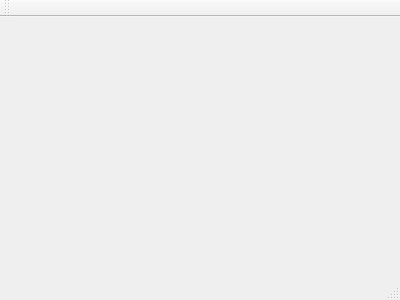
This is notepad.ui in Psycayer/Test as Qt 5 draws it before an edit. The edited form follows.
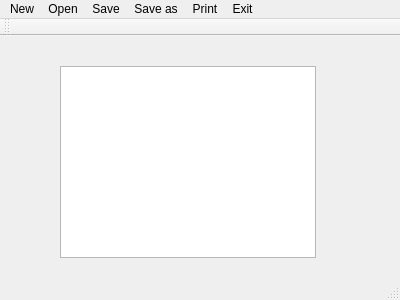
This is the edited form.

The edit to the form file:
```diff
--- a/notepad.ui
+++ b/notepad.ui
@@ -12,13 +12,80 @@
   <property name="windowTitle" >
    <string>Notepad</string>
   </property>
-  <widget class="QMenuBar" name="menuBar" />
-  <widget class="QToolBar" name="mainToolBar" />
-  <widget class="QWidget" name="centralWidget" />
-  <widget class="QStatusBar" name="statusBar" />
+  <widget class="QWidget" name="centralWidget">
+   <widget class="QTextEdit" name="textEdit">
+    <property name="geometry">
+     <rect>
+      <x>60</x>
+      <y>30</y>
+      <width>256</width>
+      <height>192</height>
+     </rect>
+    </property>
+   </widget>
+  </widget>
+  <widget class="QMenuBar" name="menuBar">
+   <property name="geometry">
+    <rect>
+     <x>0</x>
+     <y>0</y>
+     <width>400</width>
+     <height>20</height>
+    </rect>
+   </property>
+   <widget class="QMenu" name="menuNew">
+    <property name="title">
+     <string>New</string>
+    </property>
+   </widget>
+   <widget class="QMenu" name="menuOpen">
+    <property name="title">
+     <string>Open</string>
+    </property>
+   </widget>
+   <widget class="QMenu" name="menuSave">
+    <property name="title">
+     <string>Save</string>
+    </property>
+   </widget>
+   <widget class="QMenu" name="menuSave_as">
+    <property name="title">
+     <string>Save as</string>
+    </property>
+   </widget>
+   <widget class="QMenu" name="menuPrint">
+    <property name="title">
+     <string>Print</string>
+    </property>
+   </widget>
+   <widget class="QMenu" name="menuExit">
+    <property name="title">
+     <string>Exit</string>
+    </property>
+   </widget>
+   <addaction name="menuNew"/>
+   <addaction name="menuOpen"/>
+   <addaction name="menuSave"/>
+   <addaction name="menuSave_as"/>
+   <addaction name="menuPrint"/>
+   <addaction name="menuExit"/>
+  </widget>
+  <widget class="QToolBar" name="mainToolBar">
+   <attribute name="toolBarArea">
+    <enum>TopToolBarArea</enum>
+   </attribute>
+   <attribute name="toolBarBreak">
+    <bool>true</bool>
+   </attribute>
+  </widget>
+  <widget class="QStatusBar" name="statusBar"/>
+  <action name="actiondf">
+   <property name="text">
+    <string>df</string>
+   </property>
+  </action>
  </widget>
- <layoutDefault spacing="6" margin="11" />
- <pixmapfunction></pixmapfunction>
+ <layoutdefault spacing="6" margin="11"/>
  <resources/>
  <connections/>
 </ui>
```
Left out of the diff: 7 changed lines with no effect on the pictures.
